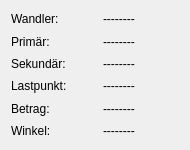
First picture: the form in wm-common/gui/wmoeviewbase.ui, repository ZeraGmbH/wm-project, before the edit.
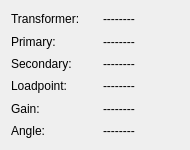
Second picture: the form after the edit.

Patch:
```diff
--- a/wm-common/gui/wmoeviewbase.ui
+++ b/wm-common/gui/wmoeviewbase.ui
@@ -46,7 +46,7 @@
         <enum>QFrame::NoFrame</enum>
        </property>
        <property name="text">
-        <string>Wandler:</string>
+        <string>Transformer:</string>
        </property>
        <property name="wordWrap">
         <bool>false</bool>
@@ -65,7 +65,7 @@
         <enum>QFrame::NoFrame</enum>
        </property>
        <property name="text">
-        <string>Primär:</string>
+        <string>Primary:</string>
        </property>
        <property name="wordWrap">
         <bool>false</bool>
@@ -87,7 +87,7 @@
         <enum>QFrame::Plain</enum>
        </property>
        <property name="text">
-        <string>Sekundär:</string>
+        <string>Secondary:</string>
        </property>
        <property name="wordWrap">
         <bool>false</bool>
@@ -106,7 +106,7 @@
         <enum>QFrame::NoFrame</enum>
        </property>
        <property name="text">
-        <string>Lastpunkt:</string>
+        <string>Loadpoint:</string>
        </property>
        <property name="wordWrap">
         <bool>false</bool>
@@ -125,7 +125,7 @@
         <enum>QFrame::NoFrame</enum>
        </property>
        <property name="text">
-        <string>Betrag:</string>
+        <string>Gain:</string>
        </property>
        <property name="wordWrap">
         <bool>false</bool>
@@ -144,7 +144,7 @@
         <enum>QFrame::NoFrame</enum>
        </property>
        <property name="text">
-        <string>Winkel:</string>
+        <string>Angle:</string>
        </property>
        <property name="wordWrap">
         <bool>false</bool>
```
Left out of the diff: 2 changed lines with no effect on the pictures.
